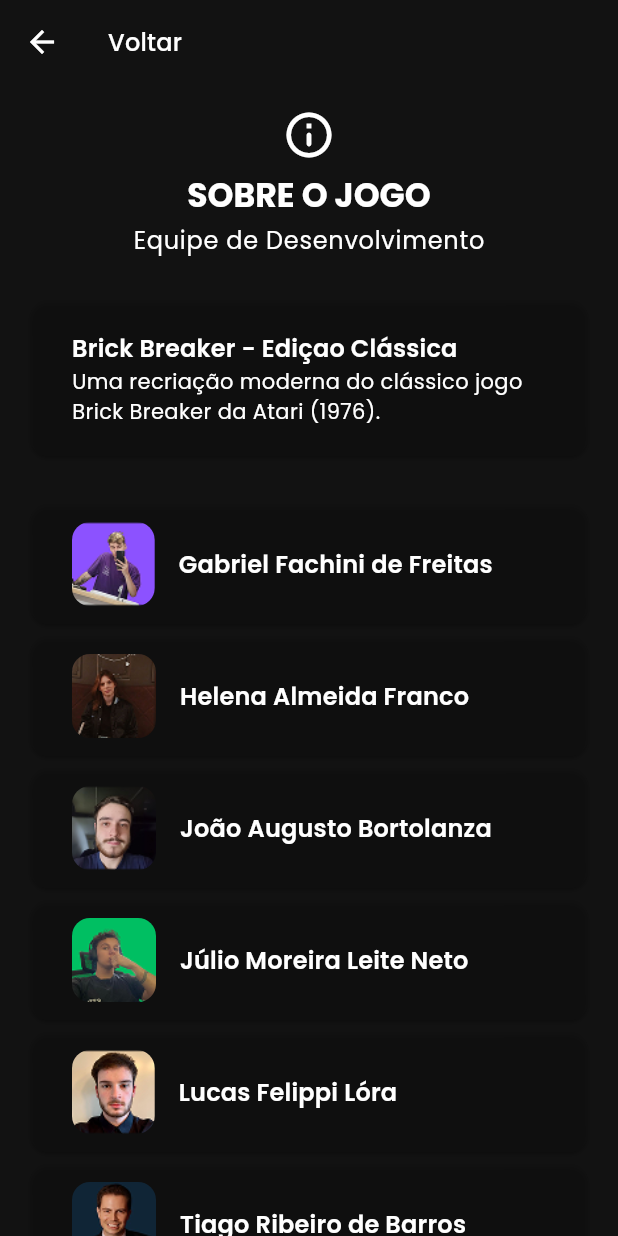
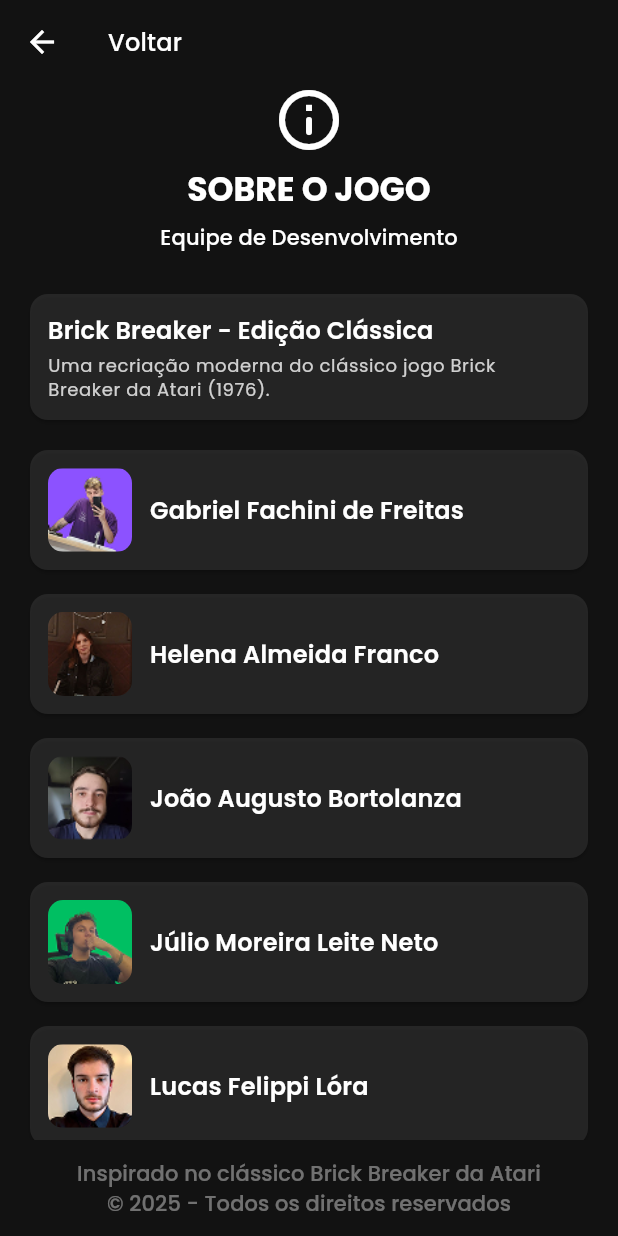
Before and after one commit to LucasLora/brick_breaker, a Flutter app: the screen it shows after launch, after a tap on "Sobre", on a phone screen of 412 x 824 dp. Run offline on Flutter 3.47's test engine with Material 3 defaults, Android fonts, the phone set to English and light mode, and no system bars; our stand-ins replace google_fonts, shared_preferences.

Commit message:
Refactor About Screen

```diff
--- a/lib/ui/screens/about/about_screen.dart
+++ b/lib/ui/screens/about/about_screen.dart
@@ -1,3 +1,5 @@
+import 'package:brick_breaker/ui/widgets/app_card.dart';
+import 'package:brick_breaker/ui/widgets/app_screen.dart';
 import 'package:flutter/material.dart';
 import 'package:provider/provider.dart';
 import 'about_viewmodel.dart';
@@ -10,107 +12,58 @@
     final cs = Theme.of(context).colorScheme;
     final tt = Theme.of(context).textTheme;
 
-    return Scaffold(
-      appBar: AppBar(
-        leading: const BackButton(),
-        title: Text(
-          "Voltar",
-          style: tt.titleMedium?.copyWith(color: cs.onSurface),
+    return AppScreen(
+      headerIcon: Icons.info_outline_rounded,
+      headerTitle: "SOBRE O JOGO",
+      headerSubtitle: "Equipe de Desenvolvimento",
+      footerText:
+          "Inspirado no clássico Brick Breaker da Atari\n© 2025 - Todos os direitos reservados",
+      body: [
+        AppCard(
+          title: "Brick Breaker - Edição Clássica",
+          subtitle:
+              "Uma recriação moderna do clássico jogo Brick Breaker da Atari (1976).",
         ),
-      ),
-      body: Consumer<AboutViewModel>(
-        builder: (context, vm, _) {
-          return ListView(
-            padding: const EdgeInsets.all(16),
-            children: [
-              Center(
-                child: Column(
-                  children: [
-                    Icon(
-                      Icons.info_outline_rounded,
-                      size: 36,
-                      color: cs.onSurface,
-                    ),
-                    const SizedBox(height: 8),
-                    Text(
-                      "SOBRE O JOGO",
-                      style: tt.titleLarge?.copyWith(
-                        fontWeight: FontWeight.bold,
-                        color: cs.onSurface,
+
+        const SizedBox(height: 12),
+
+        Consumer<AboutViewModel>(
+          builder: (context, vm, _) {
+            return Column(
+              children: vm.members.map((member) {
+                return Padding(
+                  padding: const EdgeInsets.only(bottom: 8),
+                  child: AppCard(
+                    leading: ClipRRect(
+                      borderRadius: BorderRadius.circular(10),
+                      child: Image.asset(
+                        member.imagePath,
+                        width: 56,
+                        height: 56,
+                        fit: BoxFit.cover,
+                        errorBuilder: (_, __, ___) {
+                          return CircleAvatar(
+                            radius: 28,
+                            backgroundColor: cs.primary,
+                            child: Text(
+                              member.name.isNotEmpty ? member.name[0] : '?',
+                              style: tt.titleMedium?.copyWith(
+                                color: cs.onPrimary,
+                                fontWeight: FontWeight.bold,
+                              ),
+                            ),
+                          );
+                        },
                       ),
                     ),
-                    const SizedBox(height: 4),
-                    Text(
-                      "Equipe de Desenvolvimento",
-                      style: Theme.of(
-                        context,
-                      ).textTheme.bodyLarge?.copyWith(color: cs.onSurface),
-                    ),
-                  ],
-                ),
-              ),
-              const SizedBox(height: 24),
-              Card(
-                color: cs.surface.withAlpha(120),
-                shape: RoundedRectangleBorder(
-                  borderRadius: BorderRadius.circular(12),
-                ),
-                child: Padding(
-                  padding: const EdgeInsets.all(12),
-                  child: ListTile(
-                    title: Text(
-                      "Brick Breaker - Ediçao Clássica",
-                      style: tt.titleMedium?.copyWith(
-                        fontWeight: FontWeight.w600,
-                        color: cs.onSurface,
-                      ),
-                    ),
-                    subtitle: Text(
-                      "Uma recriação moderna do clássico jogo Brick Breaker da Atari (1976).",
-                      style: tt.bodyMedium?.copyWith(color: cs.onSurface),
-                    ),
-                  ),
-                ),
-              ),
-              const SizedBox(height: 24),
-              ...vm.members.map((member) {
-                return Card(
-                  color: cs.surface.withAlpha(120),
-                  shape: RoundedRectangleBorder(
-                    borderRadius: BorderRadius.circular(12),
-                  ),
-                  child: Padding(
-                    padding: const EdgeInsets.all(12),
-                    child: ListTile(
-                      leading: ClipRRect(
-                        borderRadius: BorderRadius.circular(12),
-                        child: Image.asset(member.imagePath),
-                      ),
-                      title: Text(
-                        member.name,
-                        style: tt.titleMedium?.copyWith(
-                          fontWeight: FontWeight.w600,
-                          color: cs.onSurface,
-                        ),
-                      ),
-                    ),
+                    title: member.name,
                   ),
                 );
-              }),
-              const SizedBox(height: 24),
-              Center(
-                child: Text(
-                  "Inspirado no clássico Brick Breaker da Atari\n© 2025 - Todos os direitos reservados",
-                  textAlign: TextAlign.center,
-                  style: tt.bodySmall?.copyWith(
-                    color: cs.onSurface.withAlpha(180),
-                  ),
-                ),
-              ),
-            ],
-          );
-        },
-      ),
+              }).toList(),
+            );
+          },
+        ),
+      ],
     );
   }
 }
```
